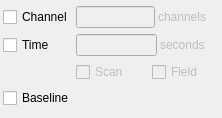
This is code/plotms/implement/Gui/PlotMSAveragingWidget.ui in radio-astro/casa as Qt 5 draws it before an edit. The edited form follows.
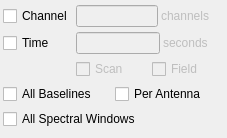
This is the edited form.

Diff of the .ui file:
```diff
--- a/code/plotms/implement/Gui/PlotMSAveragingWidget.ui
+++ b/code/plotms/implement/Gui/PlotMSAveragingWidget.ui
@@ -5,8 +5,8 @@
    <rect>
     <x>0</x>
     <y>0</y>
-    <width>222</width>
-    <height>118</height>
+    <width>227</width>
+    <height>138</height>
    </rect>
   </property>
   <property name="sizePolicy" >
@@ -179,12 +179,30 @@
     </layout>
    </item>
    <item row="3" column="0" colspan="2" >
-    <widget class="QCheckBox" name="baseline" >
-     <property name="enabled" >
-      <bool>true</bool>
+    <layout class="QHBoxLayout" >
+     <property name="spacing" >
+      <number>3</number>
      </property>
+     <item>
+      <widget class="QCheckBox" name="baseline" >
+       <property name="text" >
+        <string>All Baselines</string>
+       </property>
+      </widget>
+     </item>
+     <item>
+      <widget class="QCheckBox" name="antenna" >
+       <property name="text" >
+        <string>Per Antenna</string>
+       </property>
+      </widget>
+     </item>
+    </layout>
+   </item>
+   <item row="4" column="0" colspan="2" >
+    <widget class="QCheckBox" name="spw" >
      <property name="text" >
-      <string>Baseline</string>
+      <string>All Spectral Windows</string>
      </property>
     </widget>
    </item>
```
Left out of the diff: 36 changed lines with no effect on the pictures.
